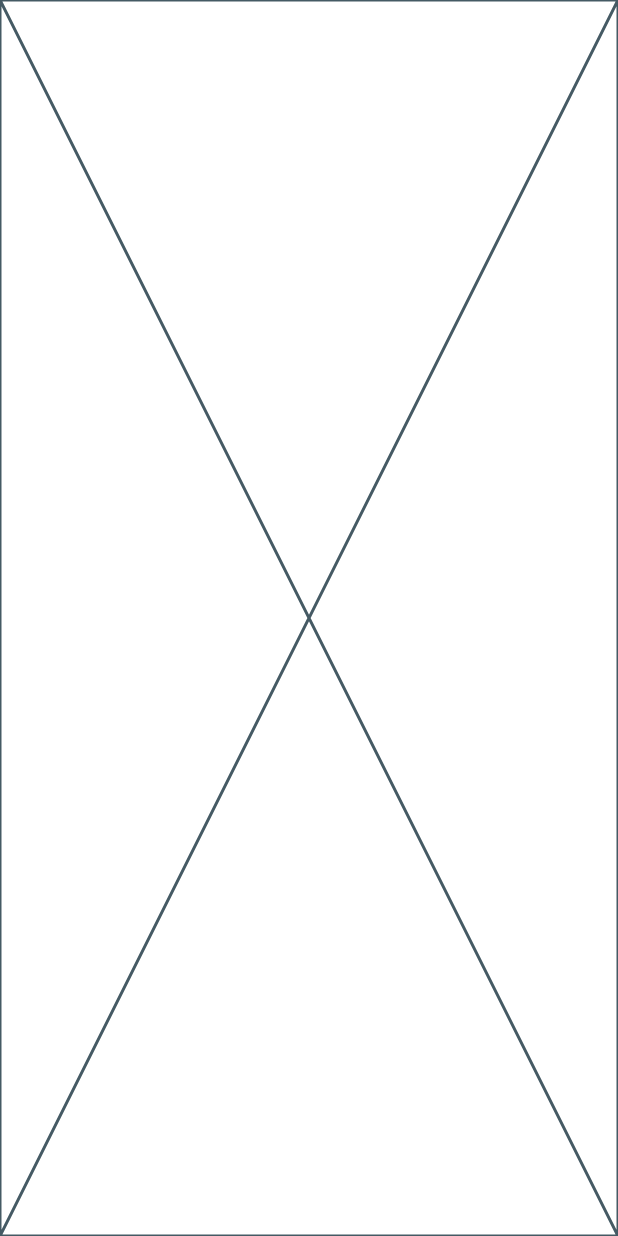
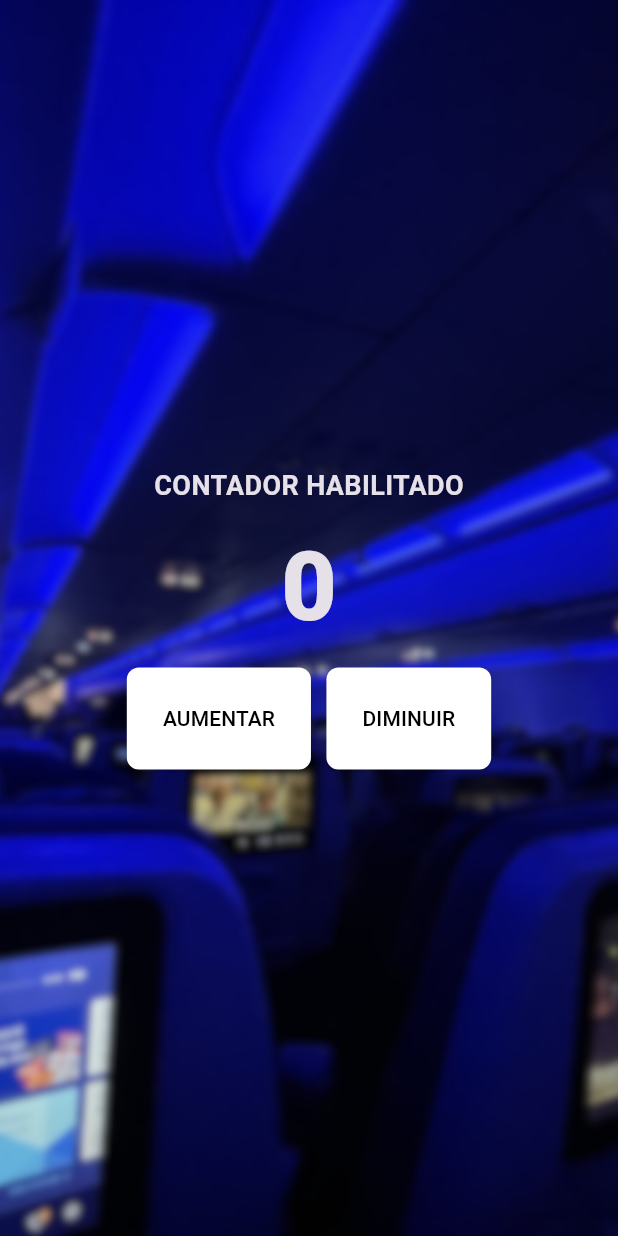
Before and after one commit to vilaJJ/flutter_simple-counter, a Flutter app: the screen it shows after launch, on a phone screen of 412 x 824 dp. Run offline on Flutter 3.47's test engine with Material 3 defaults, Android fonts, the light colour scheme and no system bars; our stand-ins replace get, url_strategy.

Commit message:
:sparkles: feat: App finished.

```diff
--- /dev/null
+++ b/simple_counter/lib/src/features/counter/components/areas/controls_area_counter_component.dart
@@ -0,0 +1,41 @@
+import 'package:flutter/material.dart';
+import 'package:get/state_manager.dart';
+import 'package:simple_counter/src/features/counter/components/buttons/number_changer/number_changer_button_counter_component.dart';
+import 'package:simple_counter/src/features/counter/controllers/counter_controller.dart';
+import 'package:simple_counter/src/features/counter/enums/types/buttons/number_changer_button_type_enum.dart';
+import 'package:simple_counter/src/shared/helpers/device/screen/screen_device_helper.dart';
+
+class ControlsAreaCounterComponent extends GetView<CounterController> {
+  const ControlsAreaCounterComponent({super.key});
+
+  @override
+  Widget build(BuildContext context) {
+    return Obx(
+      () {
+        final isIncreseadEnabled = controller.isIncreseadEnabled.value;
+        final isDecreseadEnabled = controller.isDecreseadEnabled.value;
+
+        return Row(
+          mainAxisAlignment: MainAxisAlignment.center,
+          children: [
+            NumberChangerButtonCounterComponent(
+              type: NumberChangerButtonType.incresead,
+              isEnabled: isIncreseadEnabled,
+            ),
+            Padding(
+              padding: EdgeInsets.symmetric(
+                horizontal: ScreenDeviceHelper.of(context).getWidth(
+                  percentage: 0.0125,
+                ),
+              ),
+            ),
+            NumberChangerButtonCounterComponent(
+              type: NumberChangerButtonType.decreased,
+              isEnabled: isDecreseadEnabled,
+            ),
+          ],
+        );
+      },
+    );
+  }
+}
--- /dev/null
+++ b/simple_counter/lib/src/features/counter/components/areas/number_area_counter_component.dart
@@ -0,0 +1,23 @@
+import 'package:flutter/material.dart';
+import 'package:get/state_manager.dart';
+import 'package:simple_counter/src/features/counter/controllers/counter_controller.dart';
+
+class NumberAreaCounterComponent extends GetView<CounterController> {
+  const NumberAreaCounterComponent({super.key});
+
+  @override
+  Widget build(BuildContext context) {
+    return Obx(
+      () {
+        final numberValue = controller.numberValue.value;
+        return Text(
+          numberValue.toString(),
+          style: const TextStyle(
+            fontWeight: FontWeight.w900,
+            fontSize: 64,
+          ),
+        );
+      },
+    );
+  }
+}
--- /dev/null
+++ b/simple_counter/lib/src/features/counter/components/areas/state_area_counter_component.dart
@@ -0,0 +1,23 @@
+import 'package:flutter/material.dart';
+import 'package:get/state_manager.dart';
+import 'package:simple_counter/src/features/counter/controllers/counter_controller.dart';
+
+class StateAreaCounterComponent extends GetView<CounterController> {
+  const StateAreaCounterComponent({super.key});
+
+  @override
+  Widget build(BuildContext context) {
+    return Obx(
+      () {
+        final status = controller.status.value;
+        return Text(
+          status.toUpperCase(),
+          style: const TextStyle(
+            fontWeight: FontWeight.w600,
+            fontSize: 18,
+          ),
+        );
+      },
+    );
+  }
+}
--- /dev/null
+++ b/simple_counter/lib/src/features/counter/components/background/image/image_background_counter_component.dart
@@ -0,0 +1,15 @@
+import 'package:flutter/material.dart';
+import 'package:simple_counter/src/shared/constants/assets/images/images_assets_constants.dart';
+
+class ImageBackgroundCounterComponent extends DecorationImage {
+  const ImageBackgroundCounterComponent({
+    super.image = _imageProvider,
+    super.fit = BoxFit.cover,
+    super.filterQuality = FilterQuality.high,
+    super.isAntiAlias = true,
+  });
+
+  static const ImageProvider _imageProvider = AssetImage(
+    ImagesAssetsConstants.counterBackgroundImage,
+  );
+}
--- /dev/null
+++ b/simple_counter/lib/src/features/counter/components/buttons/number_changer/number_changer_button_counter_component.dart
@@ -0,0 +1,40 @@
+import 'package:flutter/material.dart';
+import 'package:get/state_manager.dart';
+import 'package:simple_counter/src/features/counter/controllers/counter_controller.dart';
+import 'package:simple_counter/src/features/counter/enums/types/buttons/number_changer_button_type_enum.dart';
+
+class NumberChangerButtonCounterComponent extends GetView<CounterController> {
+  final NumberChangerButtonType type;
+  final bool isEnabled;
+
+  const NumberChangerButtonCounterComponent({
+    super.key,
+    required this.type,
+    required this.isEnabled,
+  });
+
+  @override
+  Widget build(BuildContext context) {
+    return ElevatedButton(
+      style: ElevatedButton.styleFrom(
+        backgroundColor: Colors.white,
+        foregroundColor: Colors.black,
+        shape: RoundedRectangleBorder(
+          borderRadius: BorderRadius.circular(8),
+        ),
+        padding: const EdgeInsets.all(24),
+      ),
+      onPressed: isEnabled == true
+          ? () => controller.changeNumber(
+                type,
+              )
+          : null,
+      child: Text(
+        type.name.toUpperCase(),
+        style: const TextStyle(
+          fontWeight: FontWeight.w500,
+        ),
+      ),
+    );
+  }
+}
--- /dev/null
+++ b/simple_counter/lib/src/features/counter/constants/counter_constants.dart
@@ -0,0 +1,7 @@
+class CounterConstants {
+  CounterConstants._();
+
+  static const int initialValue = 0;
+  static const int maxValue = 20;
+  static const int minValue = -20;
+}
--- a/simple_counter/lib/src/features/counter/controllers/counter_controller.dart
+++ b/simple_counter/lib/src/features/counter/controllers/counter_controller.dart
@@ -1,5 +1,90 @@
 import 'package:get/get.dart';
+import 'package:simple_counter/src/features/counter/constants/counter_constants.dart';
+import 'package:simple_counter/src/features/counter/enums/types/buttons/number_changer_button_type_enum.dart';
+import 'package:simple_counter/src/shared/extensions/rx/rx_extension.dart';
 
 class CounterController extends GetxController {
+  // Constructors
   CounterController();
+
+  // Overrides
+  @override
+  void onInit() {
+    _isIncreseadEnabled = true.obs;
+    _isDecreseadEnabled = true.obs;
+
+    _numberValue = CounterConstants.initialValue.obs;
+
+    super.onInit();
+  }
+
+  @override
+  void dispose() {
+    <Rx?>[
+      _numberValue,
+      _isIncreseadEnabled,
+      _isDecreseadEnabled,
+    ].close();
+
+    super.dispose();
+  }
+
+  // Properties
+  late final RxInt _numberValue;
+  late final RxBool _isIncreseadEnabled;
+  late final RxBool _isDecreseadEnabled;
+
+  // Getters
+  RxInt get numberValue => _numberValue;
+  RxBool get isIncreseadEnabled => _isIncreseadEnabled;
+  RxBool get isDecreseadEnabled => _isDecreseadEnabled;
+
+  RxString get status {
+    String value;
+
+    if (_isIncreseadEnabled.value == false) {
+      value = "Valor máximo alcançado";
+    } else if (_isDecreseadEnabled.value == false) {
+      value = "Valor mínimo alcançado";
+    } else {
+      value = "Contador habilitado";
+    }
+
+    return value.obs;
+  }
+
+  // Public methods
+  void changeNumber(NumberChangerButtonType type) {
+    int number = _numberValue.value;
+
+    switch (type) {
+      case NumberChangerButtonType.decreased:
+        number = _decreaseNumber(number);
+      case NumberChangerButtonType.incresead:
+        number = _increaseNumber(number);
+    }
+
+    _isIncreseadEnabled.value = number < CounterConstants.maxValue;
+    _isDecreseadEnabled.value = number > CounterConstants.minValue;
+    _numberValue.value = number;
+  }
+
+  // Private methods
+  int _increaseNumber(int actualValue) {
+    bool isIncreseable = actualValue < CounterConstants.maxValue;
+
+    if (isIncreseable == true) {
+      actualValue++;
+    }
+    return actualValue;
+  }
+
+  int _decreaseNumber(int actualValue) {
+    bool isDecreseable = actualValue > CounterConstants.minValue;
+
+    if (isDecreseable == true) {
+      actualValue--;
+    }
+    return actualValue;
+  }
 }
--- /dev/null
+++ b/simple_counter/lib/src/features/counter/enums/types/buttons/number_changer_button_type_enum.dart
@@ -0,0 +1,14 @@
+enum NumberChangerButtonType {
+  decreased(
+    name: "Diminuir",
+  ),
+  incresead(
+    name: "Aumentar",
+  );
+
+  final String name;
+
+  const NumberChangerButtonType({
+    required this.name,
+  });
+}
--- a/simple_counter/lib/src/features/counter/pages/counter_page.dart
+++ b/simple_counter/lib/src/features/counter/pages/counter_page.dart
@@ -1,6 +1,8 @@
 import 'package:flutter/material.dart';
-import 'package:get/instance_manager.dart';
-import 'package:simple_counter/src/features/counter/controllers/counter_controller.dart';
+import 'package:simple_counter/src/features/counter/components/areas/controls_area_counter_component.dart';
+import 'package:simple_counter/src/features/counter/components/areas/number_area_counter_component.dart';
+import 'package:simple_counter/src/features/counter/components/areas/state_area_counter_component.dart';
+import 'package:simple_counter/src/features/counter/components/background/image/image_background_counter_component.dart';
 
 class CounterPage extends StatefulWidget {
   const CounterPage({super.key});
@@ -10,17 +12,32 @@ class CounterPage extends StatefulWidget {
 }
 
 class _CounterPageState extends State<CounterPage> {
-  late final CounterController controller;
-
-  @override
-  void initState() {
-    controller = Get.find<CounterController>();
-
-    super.initState();
-  }
-
   @override
   Widget build(BuildContext context) {
-    return const Placeholder();
+    return Scaffold(
+      body: Container(
+        decoration: const BoxDecoration(
+          image: ImageBackgroundCounterComponent(),
+        ),
+        child: const Center(
+          child: SingleChildScrollView(
+            child: Padding(
+              padding: EdgeInsets.all(16),
+              child: Column(
+                mainAxisAlignment: MainAxisAlignment.center,
+                children: [
+                  StateAreaCounterComponent(),
+                  Padding(
+                    padding: EdgeInsets.all(8),
+                    child: NumberAreaCounterComponent(),
+                  ),
+                  ControlsAreaCounterComponent(),
+                ],
+              ),
+            ),
+          ),
+        ),
+      ),
+    );
   }
 }
--- /dev/null
+++ b/simple_counter/lib/src/shared/extensions/rx/rx_extension.dart
@@ -0,0 +1,12 @@
+import 'package:get/get.dart';
+
+extension RxExtension on List<Rx<dynamic>?> {
+  void close() {
+    for (final rx in this) {
+      if (rx == null) {
+        continue;
+      }
+      rx.close();
+    }
+  }
+}
--- /dev/null
+++ b/simple_counter/lib/src/shared/helpers/device/screen/screen_device_helper.dart
@@ -0,0 +1,15 @@
+import 'package:flutter/material.dart';
+
+class ScreenDeviceHelper {
+  ScreenDeviceHelper.of(this.context);
+
+  final BuildContext context;
+
+  double getWidth({double percentage = 1}) {
+    return MediaQuery.of(context).size.width * percentage;
+  }
+
+  double getHeight({double percentage = 1}) {
+    return MediaQuery.of(context).size.height * percentage;
+  }
+}
```
